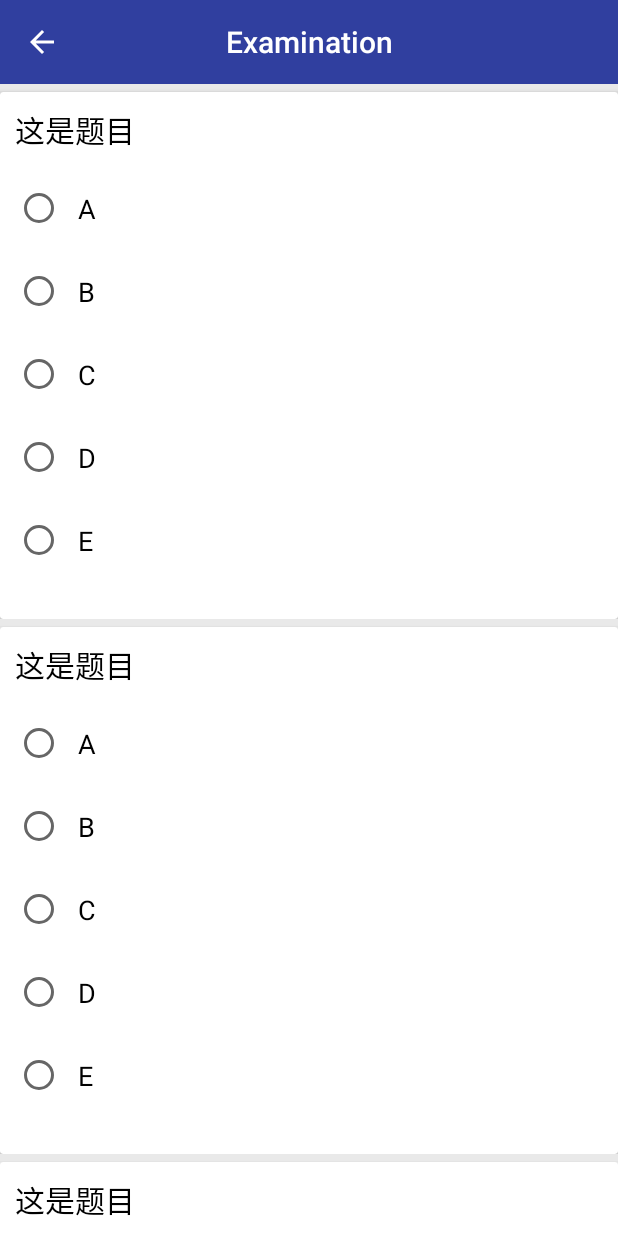
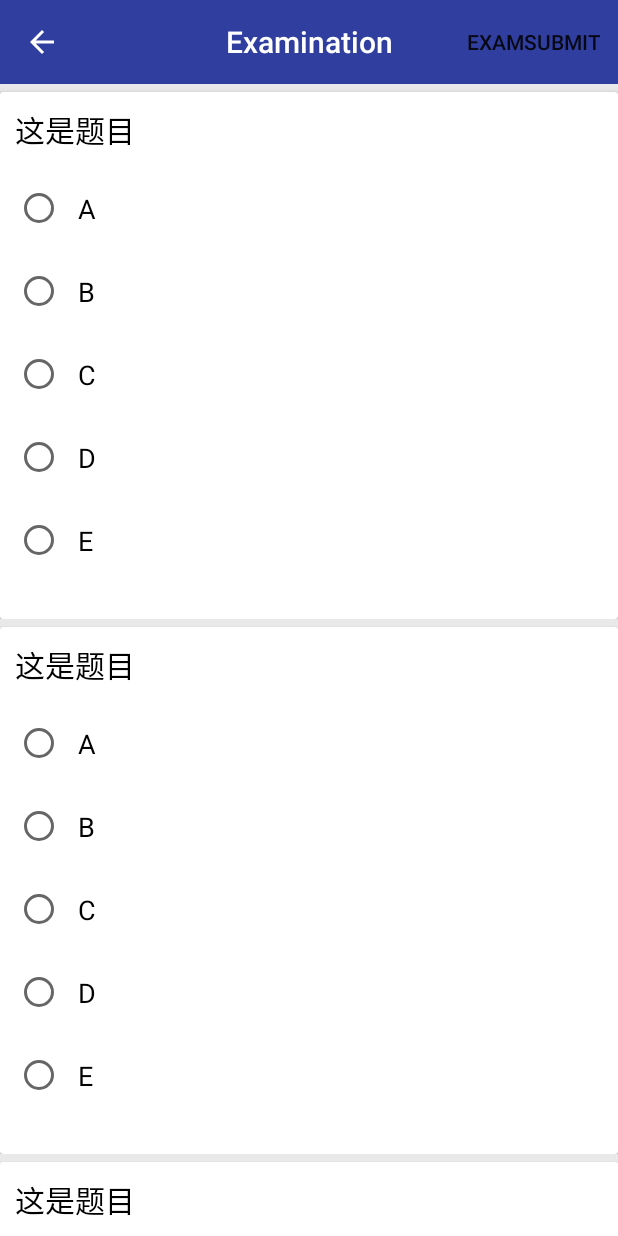
Before and after one commit to louiema1n/PriPathology, an Android app: the ExaminationActivity screen opened directly, with no data from a screen before it, on a phone screen of 412 x 824 dp. Run offline under Robolectric (Android 15) with nearby library versions, the phone set to English and light mode, and no system bars; 9 statements that could not run were skipped.

Commit message:
新增 examination界面提交按钮

```diff
--- a/app/src/main/java/com/example/louiemain/pripathology/activity/ExaminationActivity.java
+++ b/app/src/main/java/com/example/louiemain/pripathology/activity/ExaminationActivity.java
@@ -4,6 +4,10 @@ import android.os.Bundle;
 import android.support.v7.widget.LinearLayoutManager;
 import android.support.v7.widget.RecyclerView;
 import android.support.v7.widget.Toolbar;
+import android.view.Menu;
+import android.view.MenuInflater;
+import android.view.MenuItem;
+import android.widget.Toast;
 import com.example.louiemain.pripathology.R;
 import com.example.louiemain.pripathology.activity.base.BaseAppCompatActivity;
 import com.example.louiemain.pripathology.adapter.ExamTopicRVAdapter;
@@ -57,4 +61,28 @@ public class ExaminationActivity extends BaseAppCompatActivity {
         tb_base_toolbar = (Toolbar) findViewById(R.id.tb_base_toolbar);
         rv_exam_container = (RecyclerView) findViewById(R.id.rv_exam_container);
     }
+
+    /**
+     * 加载菜单资源
+     * @param menu
+     * @return
+     */
+    @Override
+    public boolean onCreateOptionsMenu(Menu menu) {
+        MenuInflater menuInflater = getMenuInflater();
+        menuInflater.inflate(R.menu.menu_examination, menu);
+        return true;
+    }
+
+    @Override
+    public boolean onOptionsItemSelected(MenuItem item) {
+        switch (item.getItemId()) {
+            default:
+                return super.onOptionsItemSelected(item);
+            case R.id.menu_topic_record:
+                Toast.makeText(this, "你点击了提交", Toast.LENGTH_SHORT).show();
+                return true;
+        }
+
+    }
 }
--- a/app/src/main/java/com/example/louiemain/pripathology/utils/HttpUtil.java
+++ b/app/src/main/java/com/example/louiemain/pripathology/utils/HttpUtil.java
@@ -372,7 +372,7 @@ public class HttpUtil {
                         AlertDialog.Builder alertDialog = new AlertDialog.Builder(context)
                                 .setCancelable(false)
                                 .setTitle("更新")
-                                .setMessage("检测到新版本应用，是否立即更新？\n\n\n\n更新详情：\n" + jsonObject.optString("upgradeinfo"))
+                                .setMessage("检测到新版本应用，是否立即更新？\n\n更新详情：\n" + jsonObject.optString("upgradeinfo"))
                                 .setPositiveButton("立即更新", new DialogInterface.OnClickListener() {
                                     @Override
                                     public void onClick(DialogInterface dialogInterface, int i) {
--- /dev/null
+++ b/app/src/main/res/menu/menu_examination.xml
@@ -0,0 +1,9 @@
+<?xml version="1.0" encoding="utf-8"?>
+<menu xmlns:android="http://schemas.android.com/apk/res/android"
+      xmlns:app="http://schemas.android.com/apk/res-auto">
+
+    <item
+            android:id="@+id/menu_topic_record"
+            android:title="@string/exam_submit"
+            app:showAsAction="ifRoom"/>
+</menu>
--- a/app/src/main/res/values/strings.xml
+++ b/app/src/main/res/values/strings.xml
@@ -24,4 +24,5 @@
     <string name="select_time_total">selectTimeTotal</string>
     <string name="select">Select</string>
     <string name="examination">Examination</string>
+    <string name="exam_submit">examSubmit</string>
 </resources>
```
Also changed, not shown: 1 other file.
